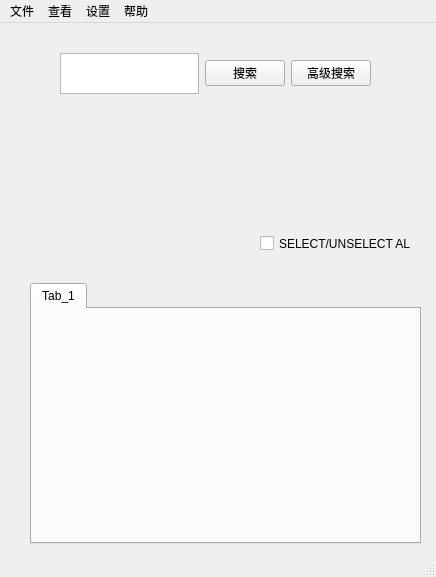
First picture: the form in GUI_Main.ui, repository AmuroPeng/Document-Indexing, before the edit.
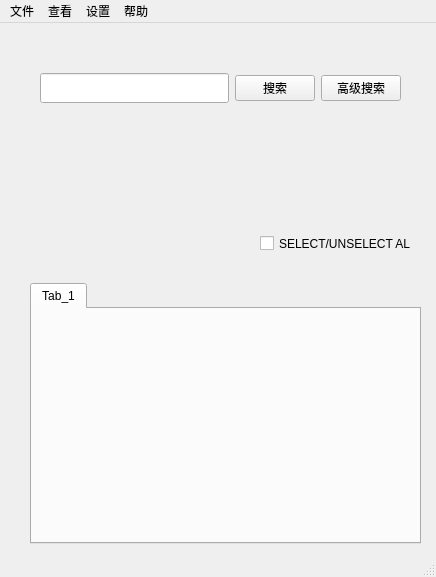
Second picture: the form after the edit.

What changed in the file:
```diff
--- a/GUI_Main.ui
+++ b/GUI_Main.ui
@@ -23,25 +23,19 @@
    <widget class="QWidget" name="horizontalLayoutWidget">
     <property name="geometry">
      <rect>
-      <x>60</x>
+      <x>40</x>
       <y>30</y>
-      <width>311</width>
-      <height>41</height>
+      <width>361</width>
+      <height>71</height>
      </rect>
     </property>
     <layout class="QHBoxLayout" name="Layout_Search">
      <item>
-      <widget class="QTextEdit" name="SearchText">
-       <property name="sizePolicy">
-        <sizepolicy hsizetype="Expanding" vsizetype="Expanding">
-         <horstretch>0</horstretch>
-         <verstretch>0</verstretch>
-        </sizepolicy>
-       </property>
+      <widget class="QLineEdit" name="SearchText">
        <property name="minimumSize">
         <size>
-         <width>20</width>
-         <height>20</height>
+         <width>0</width>
+         <height>30</height>
         </size>
        </property>
       </widget>
```
Left out of the diff: 14 changed lines with no effect on the pictures.
